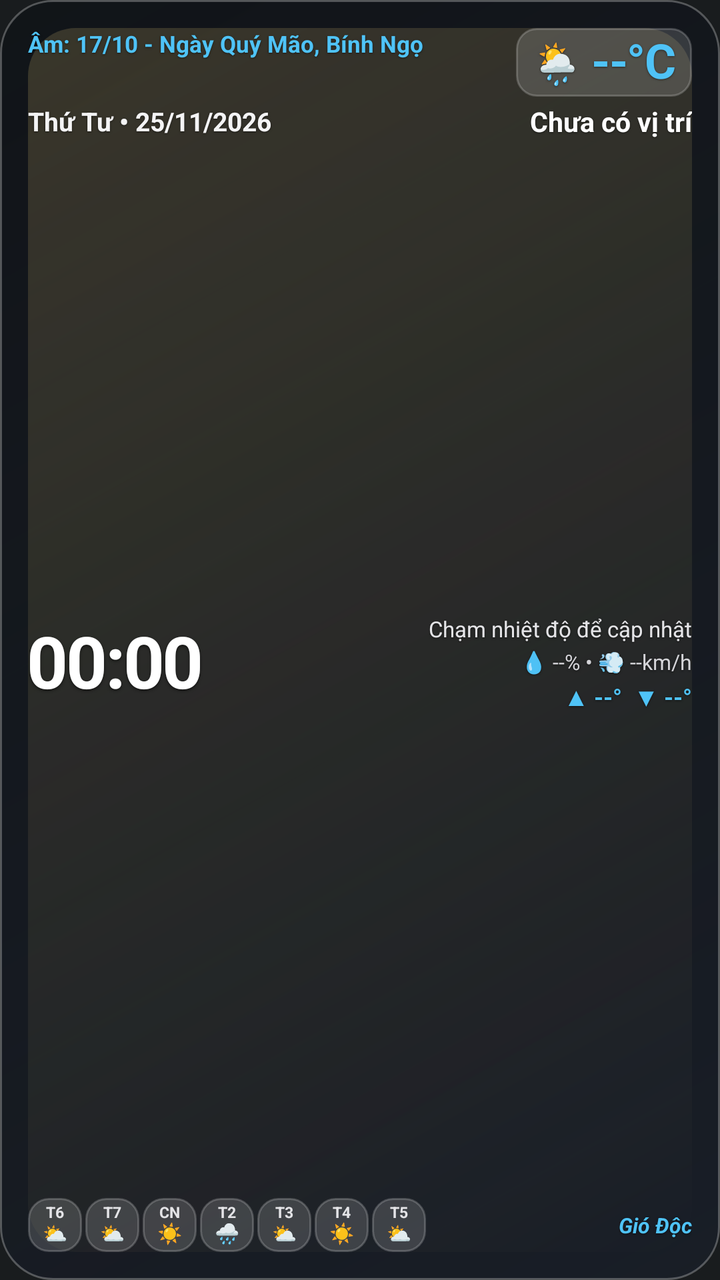
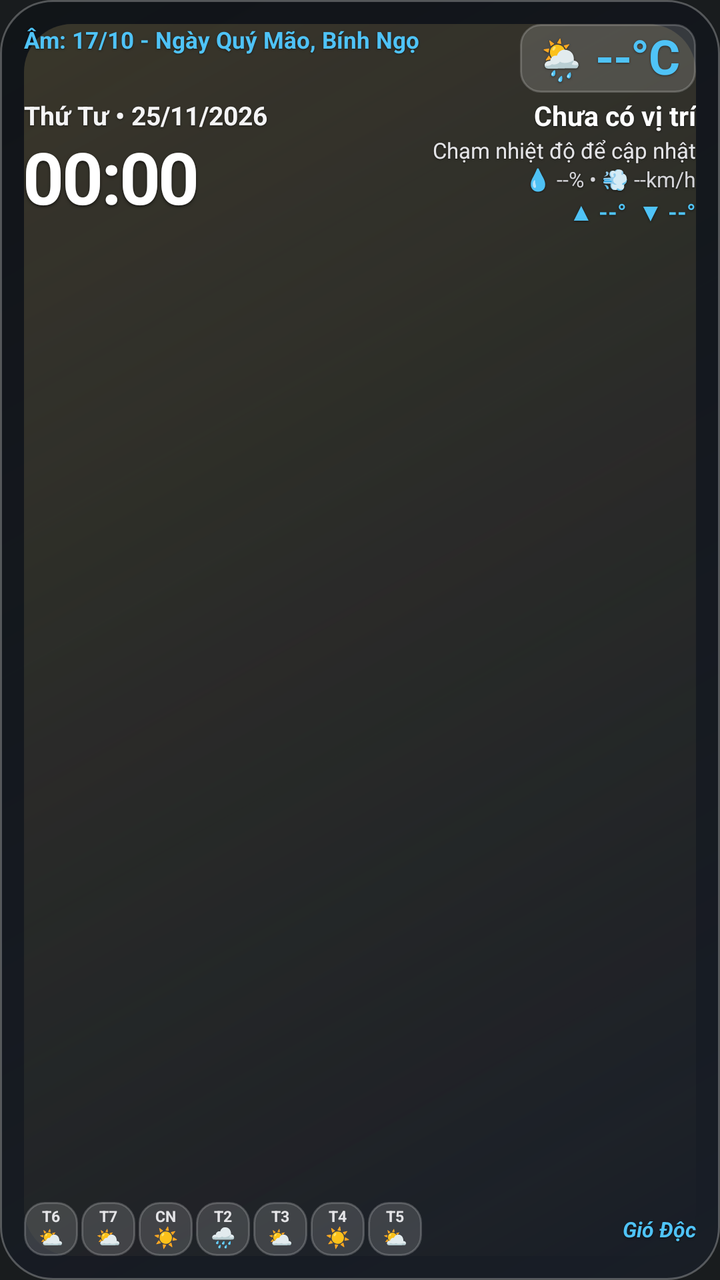

Two renders of the same Android screen: before a commit and after it. Below are the layout's source before the change and the commit's diff.
<!-- AndroidManifest.xml: application theme android:Theme.DeviceDefault.NoActionBar -->
<!-- res/layout/widget_weather_lunar.xml -->
<?xml version="1.0" encoding="utf-8"?>
<RelativeLayout xmlns:android="http://schemas.android.com/apk/res/android"
    android:id="@+id/widget_root"
    android:layout_width="match_parent"
    android:layout_height="match_parent"
    android:background="@drawable/bg_widget_glass_dark"
    android:padding="14dp">

    
    <ImageView
        android:id="@+id/iv_weather_effect"
        android:layout_width="match_parent"
        android:layout_height="match_parent"
        android:alpha="0.82"
        android:contentDescription="Hiệu ứng thời tiết"
        android:scaleType="fitXY"
        android:src="@drawable/fx_weather_clear" />

    
    <TextView
        android:id="@+id/tv_lunar_date"
        android:layout_width="wrap_content"
        android:layout_height="wrap_content"
        android:layout_alignParentStart="true"
        android:layout_alignParentTop="true"
        android:layout_marginEnd="8dp"
        android:layout_toStartOf="@+id/btn_refresh_weather"
        android:lineSpacingExtra="1dp"
        android:maxLines="2"
        android:shadowColor="#80000000"
        android:shadowDx="0"
        android:shadowDy="1"
        android:shadowRadius="2"
        android:text="Âm: 17/10 - Ngày Quý Mão, Bính Ngọ"
        android:textColor="#4FC3F7"
        android:textSize="11.5dp"
        android:textStyle="bold" />

    
    <LinearLayout
        android:id="@+id/btn_refresh_weather"
        android:layout_width="wrap_content"
        android:layout_height="wrap_content"
        android:layout_alignParentTop="true"
        android:layout_alignParentEnd="true"
        android:background="@drawable/bg_widget_forecast_chip"
        android:gravity="center_vertical"
        android:orientation="horizontal"
        android:paddingHorizontal="8dp"
        android:paddingVertical="3dp">

        <TextView
            android:id="@+id/tv_weather_emoji"
            android:layout_width="wrap_content"
            android:layout_height="wrap_content"
            android:layout_marginEnd="5dp"
            android:maxLines="1"
            android:shadowColor="#80000000"
            android:shadowDx="0"
            android:shadowDy="1"
            android:shadowRadius="2"
            android:text="🌦️"
            android:textSize="20dp" />

        <TextView
            android:id="@+id/tv_current_temp"
            android:layout_width="wrap_content"
            android:layout_height="wrap_content"
            android:includeFontPadding="false"
            android:letterSpacing="-0.02"
            android:maxLines="1"
            android:shadowColor="#80000000"
            android:shadowDx="0"
            android:shadowDy="1"
            android:shadowRadius="2"
            android:text="--°C"
            android:textColor="#4FC3F7"
            android:textSize="24dp"
            android:textStyle="bold" />
    </LinearLayout>

    
    <RelativeLayout
        android:id="@+id/date_location_row"
        android:layout_width="match_parent"
        android:layout_height="wrap_content"
        android:layout_below="@+id/btn_refresh_weather"
        android:layout_marginTop="3dp">

        
        <TextView
            android:id="@+id/tv_solar_date"
            android:layout_width="wrap_content"
            android:layout_height="wrap_content"
            android:layout_alignParentStart="true"
            android:layout_centerVertical="true"
            android:layout_marginEnd="8dp"
            android:layout_toStartOf="@+id/tv_location_name"
            android:ellipsize="end"
            android:maxLines="1"
            android:shadowColor="#88000000"
            android:shadowDx="0"
            android:shadowDy="1"
            android:shadowRadius="2"
            android:text="Thứ Tư • 25/11/2026"
            android:textColor="#F4F4F5"
            android:textSize="13dp"
            android:textStyle="bold" />

        
        <TextView
            android:id="@+id/tv_location_name"
            android:layout_width="wrap_content"
            android:layout_height="wrap_content"
            android:layout_alignParentEnd="true"
            android:layout_centerVertical="true"
            android:ellipsize="end"
            android:maxLines="1"
            android:shadowColor="#88000000"
            android:shadowDx="0"
            android:shadowDy="1"
            android:shadowRadius="2"
            android:text="Chưa có vị trí"
            android:textColor="#FFFFFF"
            android:textSize="13.5dp"
            android:textStyle="bold" />
    </RelativeLayout>

    
    <LinearLayout
        android:id="@+id/left_column"
        android:layout_width="wrap_content"
        android:layout_height="wrap_content"
        android:layout_above="@+id/bottom_row"
        android:layout_below="@+id/date_location_row"
        android:layout_alignParentStart="true"
        android:layout_marginTop="1dp"
        android:layout_marginEnd="6dp"
        android:layout_marginBottom="2dp"
        android:layout_toStartOf="@+id/right_column"
        android:gravity="center_vertical"
        android:orientation="vertical">

        <TextClock
            android:id="@+id/tv_clock"
            android:layout_width="wrap_content"
            android:layout_height="wrap_content"
            android:ellipsize="end"
            android:format12Hour="HH:mm"
            android:format24Hour="HH:mm"
            android:includeFontPadding="false"
            android:letterSpacing="-0.03"
            android:maxLines="1"
            android:shadowColor="#99000000"
            android:shadowDx="0"
            android:shadowDy="2"
            android:shadowRadius="3"
            android:textColor="#FFFFFF"
            android:textSize="36dp"
            android:textStyle="bold" />
    </LinearLayout>

    
    <LinearLayout
        android:id="@+id/right_column"
        android:layout_width="wrap_content"
        android:layout_height="wrap_content"
        android:layout_above="@+id/bottom_row"
        android:layout_below="@+id/date_location_row"
        android:layout_alignParentEnd="true"
        android:layout_marginTop="1dp"
        android:layout_marginBottom="2dp"
        android:gravity="end|center_vertical"
        android:orientation="vertical">

        
        <TextView
            android:id="@+id/tv_weather_desc"
            android:layout_width="wrap_content"
            android:layout_height="wrap_content"
            android:ellipsize="end"
            android:maxLines="1"
            android:shadowColor="#88000000"
            android:shadowDx="0"
            android:shadowDy="1"
            android:shadowRadius="2"
            android:text="Chạm nhiệt độ để cập nhật"
            android:textColor="#E4E4E7"
            android:textSize="11dp" />

        
        <TextView
            android:id="@+id/tv_humidity_wind"
            android:layout_width="wrap_content"
            android:layout_height="wrap_content"
            android:layout_marginTop="2dp"
            android:maxLines="1"
            android:shadowColor="#88000000"
            android:shadowDx="0"
            android:shadowDy="1"
            android:shadowRadius="2"
            android:text="💧 --% • 💨 --km/h"
            android:textColor="#D4D4D8"
            android:textSize="10.5dp" />

        
        <TextView
            android:id="@+id/tv_min_max_temp"
            android:layout_width="wrap_content"
            android:layout_height="wrap_content"
            android:layout_gravity="end"
            android:layout_marginTop="2dp"
            android:maxLines="1"
            android:shadowColor="#88000000"
            android:shadowDx="0"
            android:shadowDy="1"
            android:shadowRadius="2"
            android:text="▲ --°  ▼ --°"
            android:textColor="#4FC3F7"
            android:textSize="12dp"
            android:textStyle="bold" />
    </LinearLayout>

    
    <RelativeLayout
        android:id="@+id/bottom_row"
        android:layout_width="match_parent"
        android:layout_height="wrap_content"
        android:layout_alignParentBottom="true"
        android:layout_marginTop="4dp">

        <LinearLayout
            android:id="@+id/forecast_7days_row"
            android:layout_width="wrap_content"
            android:layout_height="wrap_content"
            android:layout_alignParentStart="true"
            android:layout_centerVertical="true"
            android:layout_marginEnd="6dp"
            android:layout_toStartOf="@+id/tv_signature"
            android:gravity="center_vertical"
            android:orientation="horizontal">

            
            <LinearLayout
                android:id="@+id/card_forecast_day_1"
                android:layout_width="27dp"
                android:layout_height="27dp"
                android:layout_marginEnd="1.5dp"
                android:background="@drawable/bg_widget_forecast_chip"
                android:gravity="center"
                android:orientation="vertical"
                android:padding="1dp">

                <TextView
                    android:id="@+id/tv_forecast_day_1_label"
                    android:layout_width="wrap_content"
                    android:layout_height="wrap_content"
                    android:includeFontPadding="false"
                    android:maxLines="1"
                    android:text="T6"
                    android:textColor="#E4E4E7"
                    android:textSize="7.5dp"
                    android:textStyle="bold" />

                <TextView
                    android:id="@+id/tv_forecast_day_1_icon"
                    android:layout_width="wrap_content"
                    android:layout_height="wrap_content"
                    android:includeFontPadding="false"
                    android:maxLines="1"
                    android:text="⛅"
                    android:textSize="10dp" />
            </LinearLayout>

            
            <LinearLayout
                android:id="@+id/card_forecast_day_2"
                android:layout_width="27dp"
                android:layout_height="27dp"
                android:layout_marginEnd="1.5dp"
                android:background="@drawable/bg_widget_forecast_chip"
                android:gravity="center"
                android:orientation="vertical"
                android:padding="1dp">

                <TextView
                    android:id="@+id/tv_forecast_day_2_label"
                    android:layout_width="wrap_content"
                    android:layout_height="wrap_content"
                    android:includeFontPadding="false"
                    android:maxLines="1"
                    android:text="T7"
                    android:textColor="#E4E4E7"
                    android:textSize="7.5dp"
                    android:textStyle="bold" />

                <TextView
                    android:id="@+id/tv_forecast_day_2_icon"
                    android:layout_width="wrap_content"
                    android:layout_height="wrap_content"
                    android:includeFontPadding="false"
                    android:maxLines="1"
                    android:text="⛅"
                    android:textSize="10dp" />
            </LinearLayout>

            
            <LinearLayout
                android:id="@+id/card_forecast_day_3"
                android:layout_width="27dp"
                android:layout_height="27dp"
                android:layout_marginEnd="1.5dp"
                android:background="@drawable/bg_widget_forecast_chip"
                android:gravity="center"
                android:orientation="vertical"
                android:padding="1dp">

                <TextView
                    android:id="@+id/tv_forecast_day_3_label"
                    android:layout_width="wrap_content"
                    android:layout_height="wrap_content"
                    android:includeFontPadding="false"
                    android:maxLines="1"
                    android:text="CN"
                    android:textColor="#E4E4E7"
                    android:textSize="7.5dp"
                    android:textStyle="bold" />

                <TextView
                    android:id="@+id/tv_forecast_day_3_icon"
                    android:layout_width="wrap_content"
                    android:layout_height="wrap_content"
                    android:includeFontPadding="false"
                    android:maxLines="1"
                    android:text="☀️"
                    android:textSize="10dp" />
            </LinearLayout>

            
            <LinearLayout
                android:id="@+id/card_forecast_day_4"
                android:layout_width="27dp"
                android:layout_height="27dp"
                android:layout_marginEnd="1.5dp"
                android:background="@drawable/bg_widget_forecast_chip"
                android:gravity="center"
                android:orientation="vertical"
                android:padding="1dp">

                <TextView
                    android:id="@+id/tv_forecast_day_4_label"
                    android:layout_width="wrap_content"
                    android:layout_height="wrap_content"
                    android:includeFontPadding="false"
                    android:maxLines="1"
                    android:text="T2"
                    android:textColor="#E4E4E7"
                    android:textSize="7.5dp"
                    android:textStyle="bold" />

                <TextView
                    android:id="@+id/tv_forecast_day_4_icon"
                    android:layout_width="wrap_content"
                    android:layout_height="wrap_content"
                    android:includeFontPadding="false"
                    android:maxLines="1"
                    android:text="🌧️"
                    android:textSize="10dp" />
            </LinearLayout>

            
            <LinearLayout
                android:id="@+id/card_forecast_day_5"
                android:layout_width="27dp"
                android:layout_height="27dp"
                android:layout_marginEnd="1.5dp"
                android:background="@drawable/bg_widget_forecast_chip"
                android:gravity="center"
                android:orientation="vertical"
                android:padding="1dp">

                <TextView
                    android:id="@+id/tv_forecast_day_5_label"
                    android:layout_width="wrap_content"
                    android:layout_height="wrap_content"
                    android:includeFontPadding="false"
                    android:maxLines="1"
                    android:text="T3"
                    android:textColor="#E4E4E7"
                    android:textSize="7.5dp"
                    android:textStyle="bold" />

                <TextView
                    android:id="@+id/tv_forecast_day_5_icon"
                    android:layout_width="wrap_content"
                    android:layout_height="wrap_content"
                    android:includeFontPadding="false"
                    android:maxLines="1"
                    android:text="⛅"
                    android:textSize="10dp" />
            </LinearLayout>

            
            <LinearLayout
                android:id="@+id/card_forecast_day_6"
                android:layout_width="27dp"
                android:layout_height="27dp"
                android:layout_marginEnd="1.5dp"
                android:background="@drawable/bg_widget_forecast_chip"
                android:gravity="center"
                android:orientation="vertical"
                android:padding="1dp">

                <TextView
                    android:id="@+id/tv_forecast_day_6_label"
                    android:layout_width="wrap_content"
                    android:layout_height="wrap_content"
                    android:includeFontPadding="false"
                    android:maxLines="1"
                    android:text="T4"
                    android:textColor="#E4E4E7"
                    android:textSize="7.5dp"
                    android:textStyle="bold" />

                <TextView
                    android:id="@+id/tv_forecast_day_6_icon"
                    android:layout_width="wrap_content"
                    android:layout_height="wrap_content"
                    android:includeFontPadding="false"
                    android:maxLines="1"
                    android:text="☀️"
                    android:textSize="10dp" />
            </LinearLayout>

            
            <LinearLayout
                android:id="@+id/card_forecast_day_7"
                android:layout_width="27dp"
                android:layout_height="27dp"
                android:background="@drawable/bg_widget_forecast_chip"
                android:gravity="center"
                android:orientation="vertical"
                android:padding="1dp">

                <TextView
                    android:id="@+id/tv_forecast_day_7_label"
                    android:layout_width="wrap_content"
                    android:layout_height="wrap_content"
                    android:includeFontPadding="false"
                    android:maxLines="1"
                    android:text="T5"
                    android:textColor="#E4E4E7"
                    android:textSize="7.5dp"
                    android:textStyle="bold" />

                <TextView
                    android:id="@+id/tv_forecast_day_7_icon"
                    android:layout_width="wrap_content"
                    android:layout_height="wrap_content"
                    android:includeFontPadding="false"
                    android:maxLines="1"
                    android:text="⛅"
                    android:textSize="10dp" />
            </LinearLayout>
        </LinearLayout>

        <TextView
            android:id="@+id/tv_signature"
            android:layout_width="wrap_content"
            android:layout_height="wrap_content"
            android:layout_alignParentEnd="true"
            android:layout_centerVertical="true"
            android:ellipsize="end"
            android:maxLines="1"
            android:shadowColor="#88000000"
            android:shadowDx="0"
            android:shadowDy="1"
            android:shadowRadius="2"
            android:text="Gió Độc"
            android:textColor="#4FC3F7"
            android:textSize="10.5dp"
            android:textStyle="italic|bold" />
    </RelativeLayout>

</RelativeLayout>
<!-- resources referenced by this layout -->
<resources>
  <!-- drawable bg_widget_forecast_chip (drawable) -->
  <?xml version="1.0" encoding="utf-8"?>
  <shape xmlns:android="http://schemas.android.com/apk/res/android"
      android:shape="rectangle">
      <solid android:color="#26FFFFFF" />
      <corners android:radius="10dp" />
      <stroke
          android:width="1dp"
          android:color="#33FFFFFF" />
  </shape>
  <!-- drawable bg_widget_glass_dark (drawable) -->
  <?xml version="1.0" encoding="utf-8"?>
  <shape xmlns:android="http://schemas.android.com/apk/res/android"
      android:shape="rectangle">
      <gradient
          android:angle="135"
          android:endColor="#990B0E14"
          android:startColor="#B3181E29" />
      <stroke
          android:width="1dp"
          android:color="#44FFFFFF" />
      <corners android:radius="26dp" />
  </shape>
  <!-- drawable fx_weather_clear (drawable) -->
  <?xml version="1.0" encoding="utf-8"?>
  <layer-list xmlns:android="http://schemas.android.com/apk/res/android">
      <item>
          <shape android:shape="rectangle">
              <gradient
                  android:angle="315"
                  android:endColor="#00FFD54F"
                  android:startColor="#33FFE082"
                  android:type="linear" />
              <corners android:radius="24dp" />
          </shape>
      </item>
  </layer-list>
</resources>

<!-- the commit's change to res/layout/widget_weather_lunar.xml (unified diff, before → after) -->
@@ -4,7 +4,7 @@
     android:layout_width="match_parent"
     android:layout_height="match_parent"
     android:background="@drawable/bg_widget_glass_dark"
-    android:padding="14dp">
+    android:padding="12dp">
 
     
     <ImageView
@@ -85,7 +85,7 @@
         android:layout_width="match_parent"
         android:layout_height="wrap_content"
         android:layout_below="@+id/btn_refresh_weather"
-        android:layout_marginTop="3dp">
+        android:layout_marginTop="2dp">
 
         
         <TextView
@@ -131,12 +131,10 @@
         android:id="@+id/left_column"
         android:layout_width="wrap_content"
         android:layout_height="wrap_content"
-        android:layout_above="@+id/bottom_row"
         android:layout_below="@+id/date_location_row"
         android:layout_alignParentStart="true"
-        android:layout_marginTop="1dp"
+        android:layout_marginTop="2dp"
         android:layout_marginEnd="6dp"
-        android:layout_marginBottom="2dp"
         android:layout_toStartOf="@+id/right_column"
         android:gravity="center_vertical"
         android:orientation="vertical">
@@ -165,11 +163,9 @@
         android:id="@+id/right_column"
         android:layout_width="wrap_content"
         android:layout_height="wrap_content"
-        android:layout_above="@+id/bottom_row"
         android:layout_below="@+id/date_location_row"
         android:layout_alignParentEnd="true"
-        android:layout_marginTop="1dp"
-        android:layout_marginBottom="2dp"
+        android:layout_marginTop="2dp"
         android:gravity="end|center_vertical"
         android:orientation="vertical">
 
@@ -179,6 +175,7 @@
             android:layout_width="wrap_content"
             android:layout_height="wrap_content"
             android:ellipsize="end"
+            android:includeFontPadding="false"
             android:maxLines="1"
             android:shadowColor="#88000000"
             android:shadowDx="0"
@@ -193,7 +190,8 @@
             android:id="@+id/tv_humidity_wind"
             android:layout_width="wrap_content"
             android:layout_height="wrap_content"
-            android:layout_marginTop="2dp"
+            android:layout_marginTop="1.5dp"
+            android:includeFontPadding="false"
             android:maxLines="1"
             android:shadowColor="#88000000"
             android:shadowDx="0"
@@ -209,7 +207,8 @@
             android:layout_width="wrap_content"
             android:layout_height="wrap_content"
             android:layout_gravity="end"
-            android:layout_marginTop="2dp"
+            android:layout_marginTop="1.5dp"
+            android:includeFontPadding="false"
             android:maxLines="1"
             android:shadowColor="#88000000"
             android:shadowDx="0"
@@ -217,7 +216,7 @@
             android:shadowRadius="2"
             android:text="▲ --°  ▼ --°"
             android:textColor="#4FC3F7"
-            android:textSize="12dp"
+            android:textSize="11.5dp"
             android:textStyle="bold" />
     </LinearLayout>
 
